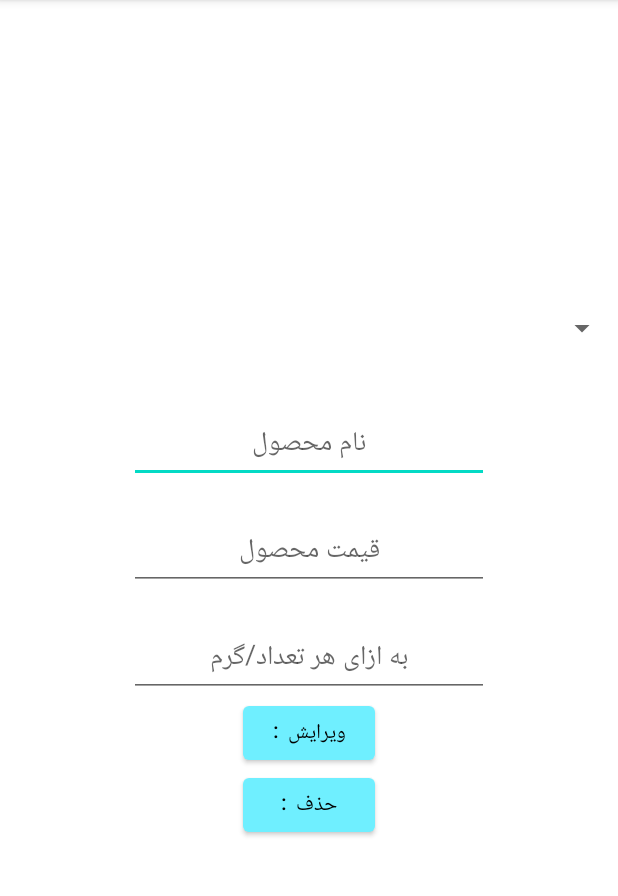
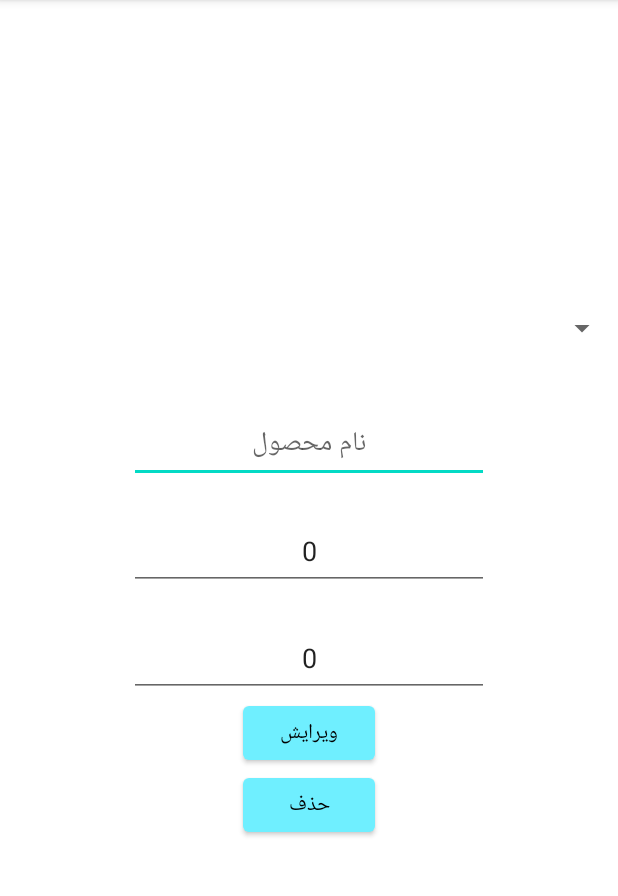
Before and after one commit to moeeenn/accountantApp, an Android app: the edit_product_activity screen opened directly, with no data from a screen before it, on a phone screen of 412 x 824 dp, the part 84-980 px from its top. Run offline under Robolectric (Android 15) with nearby library versions, the phone set to English and light mode, and no system bars; 6 statements that could not run were skipped.

Commit message:
initial commit

```diff
--- a/app/src/main/java/com/example/myapplication1234/Retrofit/IRetrofit.java
+++ b/app/src/main/java/com/example/myapplication1234/Retrofit/IRetrofit.java
@@ -41,6 +41,7 @@ public interface IRetrofit {
     Call<List<get_products>> set_product_list();
 
     // edit/delete product
-    @POST("edit-delete_product.php")
-    Call<ResponseBody> edit_delete_category(@Query("text") String text,@Query("condition") String edit_delete);
+    @POST("edit_delete.php")
+    Call<ResponseBody> edit_delete_product(@Query("p_name") String text,@Query("condition") int edit_delete,@Query("p_id") int id,
+                                            @Query("p_price") int p_price,@Query("p_num") int p_num,@Query("c_id") int c_id);
 }
--- a/app/src/main/java/com/example/myapplication1234/edit_product_activity.java
+++ b/app/src/main/java/com/example/myapplication1234/edit_product_activity.java
@@ -2,19 +2,26 @@ package com.example.myapplication1234;
 
 import androidx.appcompat.app.AppCompatActivity;
 
+import android.app.Activity;
 import android.content.Intent;
 import android.os.Bundle;
+import android.view.View;
 import android.widget.ArrayAdapter;
+import android.widget.Button;
+import android.widget.EditText;
 import android.widget.Spinner;
+import android.widget.Toast;
 
 import com.example.myapplication1234.Config.Config;
 import com.example.myapplication1234.Model.get_category;
 import com.example.myapplication1234.Retrofit.IRetrofit;
 import com.example.myapplication1234.Retrofit.RetrofitClient;
 
+import java.io.IOException;
 import java.util.ArrayList;
 import java.util.List;
 
+import okhttp3.ResponseBody;
 import retrofit2.Call;
 import retrofit2.Callback;
 import retrofit2.Response;
@@ -24,6 +31,9 @@ public class edit_product_activity extends AppCompatActivity {
     IRetrofit iRetrofit;
     ArrayList<get_category> cats=new ArrayList<>();
     String[] mylist;
+    EditText pna,pnu,ppr;
+    Button editbtn,deletebtn;
+
 
 
     @Override
@@ -31,13 +41,33 @@ public class edit_product_activity extends AppCompatActivity {
         super.onCreate(savedInstanceState);
         setContentView(R.layout.activity_edit_product);
 
+        pnu=findViewById(R.id.p_num2);
+        pna=findViewById(R.id.p_name2);
+        ppr=findViewById(R.id.p_price2);
+
+
         Intent intent = getIntent();
         Bundle bundle =intent.getExtras();
+
         int p_Id=bundle.getInt("p_id");
         int c_Id=bundle.getInt("c_id");
         String p_name=bundle.getString("p_name");
         int p_price=bundle.getInt("p_price");
         int p_num=bundle.getInt("p_num");
+
+        /*
+        int p_Id=1;
+        int c_Id=1;
+        int p_name=1;
+        int p_price=1;
+        int p_num=1;
+        */
+
+
+        pna.setText(p_name);
+        pnu.setText(String.valueOf(p_num));
+        ppr.setText(String.valueOf(p_price));
+
 
 
         Spinner s = findViewById(R.id.spinner_cat3);
@@ -67,10 +97,78 @@ public class edit_product_activity extends AppCompatActivity {
             @Override
             public void onFailure(Call<List<get_category>> call, Throwable t) {
 
+                Toast.makeText(edit_product_activity.this, "خطا در برقراری ارتباط", Toast.LENGTH_SHORT).show();
+            }
+        });
+
+        editbtn=findViewById(R.id.btn_edit_product);
+
+        editbtn.setOnClickListener(new View.OnClickListener() {
+            @Override
+            public void onClick(View view) {
+
+
+                iRetrofit.edit_delete_product(pna.getText().toString(),0,p_Id,Integer.parseInt(ppr.getText().toString())
+                        ,Integer.parseInt(pnu.getText().toString()),cats.get(s.getSelectedItemPosition()).getC_id()).enqueue(new Callback<ResponseBody>() {
+                    @Override
+                    public void onResponse(Call<ResponseBody> call, Response<ResponseBody> response) {
+                        try {
+                            String message=Config.jsonObject("message",response.body().string());
+                            if (message.equals("1"))
+                            {
+                                Toast.makeText(edit_product_activity.this, "موفقیت آمیز بود", Toast.LENGTH_SHORT).show();
+                                edit_product_activity.this.finish();
+                            }
+                            else
+                                Toast.makeText(edit_product_activity.this, "موفقیت آمیز نبود", Toast.LENGTH_SHORT).show();
+                        } catch (IOException e) {
+                            e.printStackTrace();
+                        }
+                    }
+
+                    @Override
+                    public void onFailure(Call<ResponseBody> call, Throwable t) {
+                        Toast.makeText(edit_product_activity.this, "خطا در برقراری ارتباط", Toast.LENGTH_SHORT).show();
+                    }
+                });
+
+
+
+            }
+        });
+
+        deletebtn=findViewById(R.id.btn_delete_product);
+
+        deletebtn.setOnClickListener(new View.OnClickListener() {
+            @Override
+            public void onClick(View view) {
+                iRetrofit.edit_delete_product(pna.getText().toString(),1,p_Id,Integer.parseInt(ppr.getText().toString())
+                        ,Integer.parseInt(pnu.getText().toString()),cats.get(s.getSelectedItemPosition()).getC_id()).enqueue(new Callback<ResponseBody>() {
+                    @Override
+                    public void onResponse(Call<ResponseBody> call, Response<ResponseBody> response) {
+                        try {
+                            String message=Config.jsonObject("message",response.body().string());
+                            if (message.equals("1"))
+                            {
+                                Toast.makeText(edit_product_activity.this, "موفقیت آمیز بود", Toast.LENGTH_SHORT).show();
+                                edit_product_activity.this.finish();
+                            }
+                            else
+                                Toast.makeText(edit_product_activity.this, "موفقیت آمیز نبود", Toast.LENGTH_SHORT).show();
+                        } catch (IOException e) {
+                            e.printStackTrace();
+                        }
+                    }
+
+                    @Override
+                    public void onFailure(Call<ResponseBody> call, Throwable t) {
+                        Toast.makeText(edit_product_activity.this, "خطا در برقراری ارتباط", Toast.LENGTH_SHORT).show();
+                    }
+                });
+
             }
         });
 
 
-
     }
 }
--- a/app/src/main/res/layout/activity_add_product.xml
+++ b/app/src/main/res/layout/activity_add_product.xml
@@ -25,6 +25,7 @@
     <EditText
         android:layout_width="240dp"
         android:id="@+id/p_price"
+        android:inputType="number"
         android:layout_height="wrap_content"
         android:textAlignment="center"
         android:hint="@string/input_product_price"
@@ -32,6 +33,7 @@
     <EditText
         android:layout_width="240dp"
         android:id="@+id/p_num"
+        android:inputType="number"
         android:layout_height="wrap_content"
         android:textAlignment="center"
         android:hint="@string/input_product_num"
--- a/app/src/main/res/layout/activity_edit_product.xml
+++ b/app/src/main/res/layout/activity_edit_product.xml
@@ -25,6 +25,7 @@
     <EditText
         android:layout_width="240dp"
         android:id="@+id/p_price2"
+        android:inputType="number"
         android:layout_height="wrap_content"
         android:textAlignment="center"
         android:hint="@string/input_product_price"
@@ -32,6 +33,7 @@
     <EditText
         android:layout_width="240dp"
         android:id="@+id/p_num2"
+        android:inputType="number"
         android:layout_height="wrap_content"
         android:textAlignment="center"
         android:hint="@string/input_product_num"
@@ -39,7 +41,7 @@
     <Button
         android:layout_width="wrap_content"
         android:text="@string/edit"
-        android:id="@+id/btn_edit_product2"
+        android:id="@+id/btn_edit_product"
         android:layout_height="wrap_content"/>
     <Button
         android:layout_width="wrap_content"
--- a/app/src/main/res/layout/recycler_layout.xml
+++ b/app/src/main/res/layout/recycler_layout.xml
@@ -8,6 +8,8 @@
     android:orientation="vertical"
     tools:context=".products_list_activity"
     android:id="@+id/linear"
+    android:layout_marginStart="20dp"
+    android:layout_marginEnd="20dp"
     android:gravity="right"
     android:layoutDirection="rtl"
     android:layout_marginTop="20dp"
--- a/app/src/main/res/values/strings.xml
+++ b/app/src/main/res/values/strings.xml
@@ -13,8 +13,8 @@
     <string name="category">دسته بندی : </string>
     <string name="price">قیمت : </string>
     <string name="num">نسبت : </string>
-    <string name="edit">ویرایش : </string>
-    <string name="delete">حذف : </string>
+    <string name="edit">ویرایش </string>
+    <string name="delete">حذف </string>
 
 
 
```
Also changed, not shown: app/src/main/java/com/example/myapplication1234/products_list_activity.java (+13 -1 lines).
